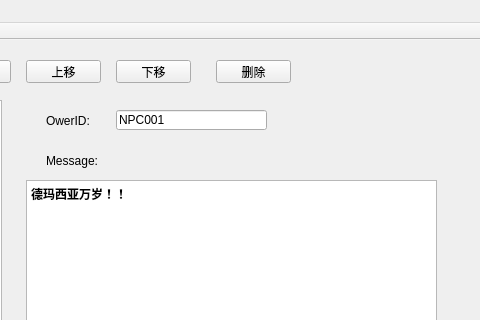
Before: the Qt Designer form dialogue/dialogue/dialogue.ui in zhutaorun/DialogueForUnity, drawn with Qt 5; both pictures show x 174 to 654 and y 0 to 320 of the 654 by 453 pixel window.
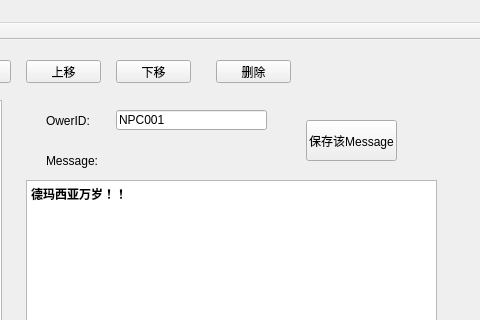
After: the same form once the commit is applied.

What changed in the file:
```diff
--- a/dialogue/dialogue/dialogue.ui
+++ b/dialogue/dialogue/dialogue.ui
@@ -159,6 +159,19 @@
       <string>Message:</string>
      </property>
     </widget>
+    <widget class="QPushButton" name="pushButton_saveitem">
+     <property name="geometry">
+      <rect>
+       <x>290</x>
+       <y>20</y>
+       <width>91</width>
+       <height>41</height>
+      </rect>
+     </property>
+     <property name="text">
+      <string>保存该Message</string>
+     </property>
+    </widget>
    </widget>
    <widget class="QWidget" name="widget_2" native="true">
     <property name="geometry">
```
